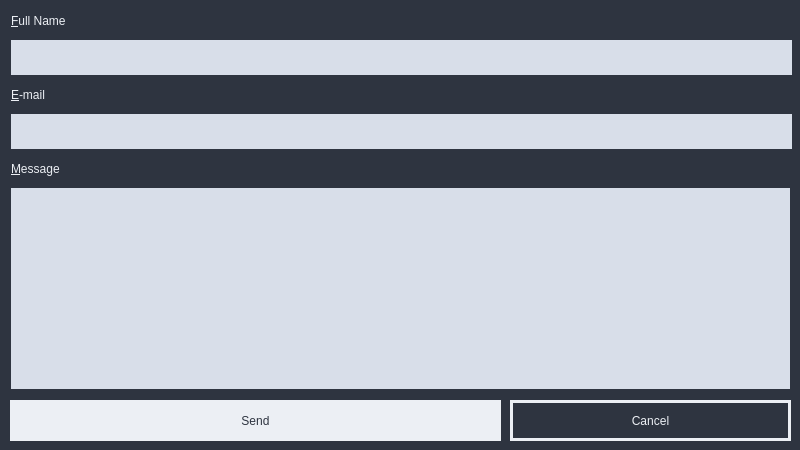
Qt form contactsheet.ui (josharaedwards/CS1C-Project-1) before a commit.
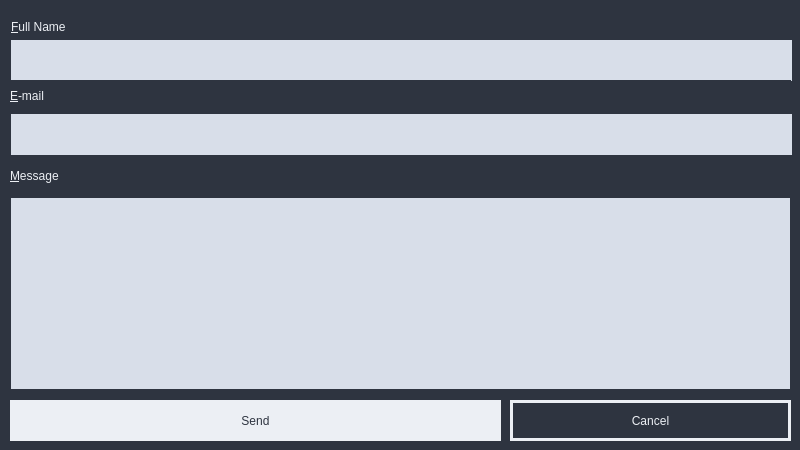
The same form after that commit.

Commit message: Fix font color on contact sheet

The edit to the form file:
```diff
--- a/contactsheet.ui
+++ b/contactsheet.ui
@@ -101,7 +101,7 @@
      <x>11</x>
      <y>11</y>
      <width>781</width>
-     <height>19</height>
+     <height>31</height>
     </rect>
    </property>
    <property name="text">
@@ -117,7 +117,7 @@
      <x>11</x>
      <y>40</y>
      <width>781</width>
-     <height>35</height>
+     <height>41</height>
     </rect>
    </property>
    <property name="minimumSize">
@@ -129,16 +129,17 @@
    <property name="styleSheet">
     <string notr="true">background-color: rgb(216, 222, 233);
 border: none;
+color: rgb(46, 52, 64);
 font: 12pt &quot;Segoe UI&quot;;</string>
    </property>
   </widget>
   <widget class="QLabel" name="label_3">
    <property name="geometry">
     <rect>
-     <x>11</x>
-     <y>85</y>
+     <x>10</x>
+     <y>80</y>
      <width>781</width>
-     <height>19</height>
+     <height>31</height>
     </rect>
    </property>
    <property name="text">
@@ -154,7 +155,7 @@
      <x>11</x>
      <y>114</y>
      <width>781</width>
-     <height>35</height>
+     <height>41</height>
     </rect>
    </property>
    <property name="minimumSize">
@@ -166,16 +167,17 @@
    <property name="styleSheet">
     <string notr="true">background-color: rgb(216, 222, 233);
 border: none;
+color: rgb(46, 52, 64);
 font: 12pt &quot;Segoe UI&quot;;</string>
    </property>
   </widget>
   <widget class="QLabel" name="label_2">
    <property name="geometry">
     <rect>
-     <x>11</x>
-     <y>159</y>
+     <x>10</x>
+     <y>160</y>
      <width>781</width>
-     <height>19</height>
+     <height>31</height>
     </rect>
    </property>
    <property name="styleSheet">
@@ -192,14 +194,15 @@
    <property name="geometry">
     <rect>
      <x>11</x>
-     <y>188</y>
+     <y>198</y>
      <width>779</width>
-     <height>201</height>
+     <height>191</height>
     </rect>
    </property>
    <property name="styleSheet">
     <string notr="true">background-color: rgb(216, 222, 233);
 border: none;
+color: rgb(46, 52, 64);
 font: 12pt &quot;Segoe UI&quot;;</string>
    </property>
   </widget>
```
The commit also changes 1 other file.
